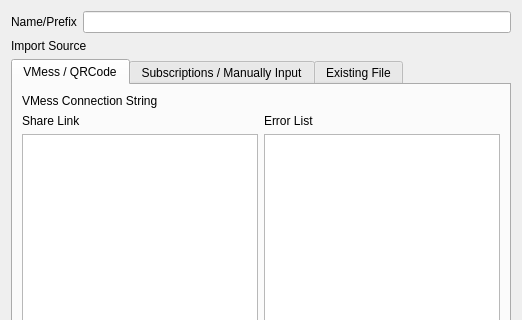
Before: the Qt Designer form src/ui/w_ImportConfig.ui in Qv2ray/Qv2ray, drawn with Qt 5; both pictures show x 0 to 522 and y 0 to 320 of the 522 by 460 pixel window.
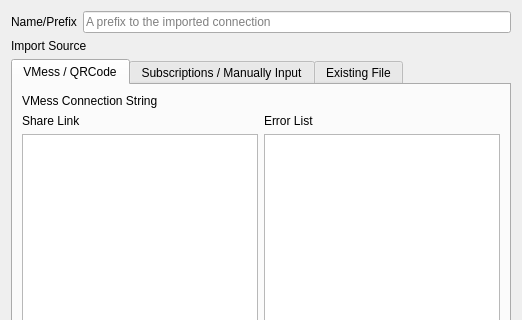
After: the same form once the commit is applied.

What changed in the file:
```diff
--- a/src/ui/w_ImportConfig.ui
+++ b/src/ui/w_ImportConfig.ui
@@ -36,7 +36,11 @@
       </widget>
      </item>
      <item row="0" column="1">
-      <widget class="QLineEdit" name="nameTxt"/>
+      <widget class="QLineEdit" name="nameTxt">
+       <property name="placeholderText">
+        <string>A prefix to the imported connection</string>
+       </property>
+      </widget>
      </item>
     </layout>
    </item>
```
